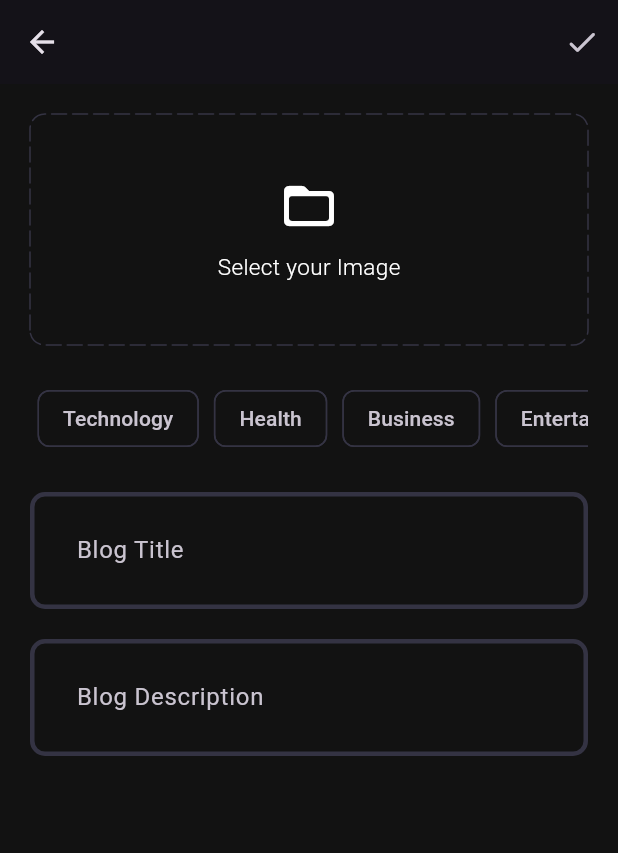
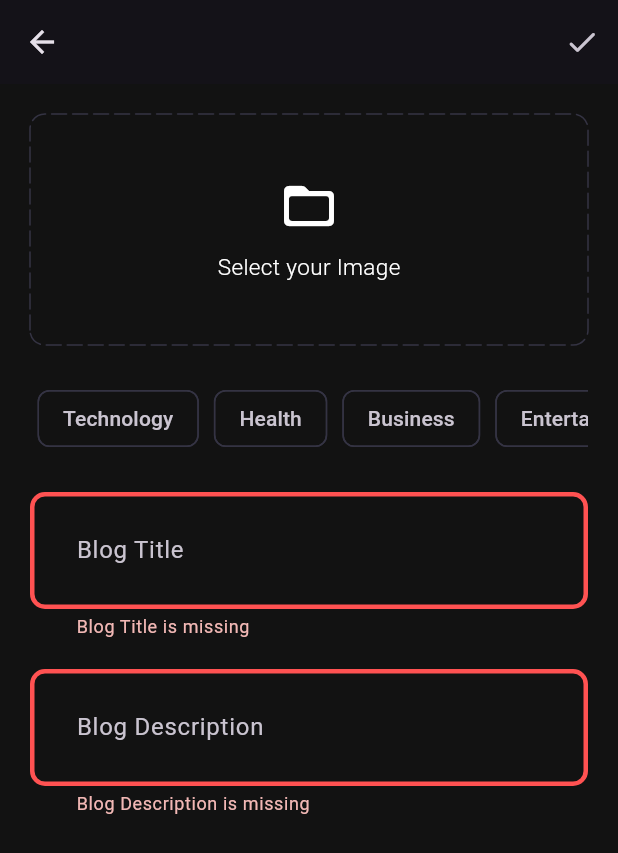
Before and after one commit to SauravHaldar04/BloggersHub, a Flutter app: the AddBlocPage screen opened directly, after a tap on the "done" icon, on a phone screen of 412 x 824 dp. Shown: the top 853 px of the screen. Run offline on Flutter 3.47's test engine with Material 3 defaults, Android fonts, the phone set to English and light mode, and no system bars; drawn by our look-alikes of dotted_border; our stand-ins replace file_picker, flutter_bloc, fpdart, get_it, image_picker, supabase_flutter; accounts and stored records are empty.

```diff
--- a/lib/core/theme/theme.dart
+++ b/lib/core/theme/theme.dart
@@ -10,13 +10,15 @@
     scaffoldBackgroundColor: Pallete.backgroundColor,
     inputDecorationTheme: InputDecorationTheme(
       contentPadding: EdgeInsets.all(27),
+      border: _border(Pallete.borderColor),
       focusedBorder: _border(Pallete.gradient2),
       enabledBorder: _border(Pallete.borderColor),
+      errorBorder: _border(Pallete.errorColor),
     ),
     chipTheme: const ChipThemeData(
-        backgroundColor: Pallete.backgroundColor,
-        side: BorderSide.none,
-        selectedColor: Pallete.gradient1,
-        ),
+      backgroundColor: Pallete.backgroundColor,
+      side: BorderSide.none,
+      selectedColor: Pallete.gradient1,
+    ),
   );
 }
--- /dev/null
+++ b/lib/features/blog/data/datasources/blog_remote_datasource.dart
@@ -0,0 +1,35 @@
+import 'dart:io';
+
+import 'package:bloggers_hub/core/error/server_exception.dart';
+import 'package:bloggers_hub/features/blog/data/models/blog_model.dart';
+import 'package:supabase_flutter/supabase_flutter.dart';
+
+abstract interface class BlogRemoteDatasource {
+  Future<BlogModel> uploadBlog(BlogModel blog);
+  Future<String> uploadBlogImage(BlogModel blog,File image);
+}
+
+class BlogRemoteDatasourceImpl implements BlogRemoteDatasource {
+  final SupabaseClient client;
+  BlogRemoteDatasourceImpl(this.client);
+  @override
+  Future<BlogModel> uploadBlog(BlogModel blog) async {
+    try{
+    final blogData = await client.from('blogs').insert(blog.toJson()).select();
+    return BlogModel.fromJson(blogData.first);
+    }catch(e){
+      throw ServerException(message: e.toString());
+    }
+  }
+
+  @override
+  Future<String> uploadBlogImage(BlogModel blog, File image) async{
+   try{
+    await client.storage.from('blog_images').upload(blog.id, image);
+    return client.storage.from('blog_images').getPublicUrl(blog.id);
+   }
+   catch(e){
+     throw ServerException(message: e.toString());
+   }
+  }
+}
--- /dev/null
+++ b/lib/features/blog/domain/entities/blog_entity.dart
@@ -0,0 +1,24 @@
+// ignore_for_file: public_member_api_docs, sort_constructors_first
+import 'dart:convert';
+
+class Blog {
+  final String id;
+  final String title;
+  final String content;
+  final String imageUrl;
+  final String posterId;
+  final DateTime updatedAt;
+  final List<String> topics;
+
+  Blog(
+      {required this.id,
+      required this.title,
+      required this.content,
+      required this.imageUrl,
+      required this.posterId,
+      required this.updatedAt,
+      required this.topics});
+
+
+
+}
--- /dev/null
+++ b/lib/features/blog/domain/repositories/blog_repository.dart
@@ -0,0 +1,17 @@
+
+
+import 'dart:io';
+
+import 'package:bloggers_hub/core/error/failure.dart';
+import 'package:bloggers_hub/features/blog/domain/entities/blog_entity.dart';
+import 'package:fpdart/fpdart.dart';
+
+abstract interface class BlogRepository {
+  Future<Either<Failure, Blog>> uploadBlog({
+    required String title,
+    required String content,
+    required String posterId,
+    required List<String> topics,
+    required File image
+  });
+  }
--- /dev/null
+++ b/lib/features/blog/domain/usecases/upload_blog.dart
@@ -0,0 +1,42 @@
+
+import 'dart:io';
+
+import 'package:fpdart/fpdart.dart';
+import 'package:bloggers_hub/core/usecase/usecase.dart';
+import 'package:bloggers_hub/core/error/failure.dart';
+import 'package:bloggers_hub/features/blog/domain/entities/blog_entity.dart';
+import 'package:bloggers_hub/features/blog/domain/repositories/blog_repository.dart';
+
+class UploadBlog implements Usecase<Blog, UploadBlogParams> {
+  final BlogRepository repository;
+
+  UploadBlog(this.repository);
+
+  @override
+  Future<Either<Failure, Blog>> call(UploadBlogParams params) async {
+    return await repository.uploadBlog(
+        title: params.title,
+        content: params.content,
+        image: params.image,
+        posterId: params.posterId,
+        topics: params.topics);
+  }
+}
+
+class UseCase {
+}
+
+class UploadBlogParams {
+  final String title;
+  final String content;
+  final String posterId;
+  final List<String> topics;
+  final File image;
+  UploadBlogParams({
+    required this.title,
+    required this.content,
+    required this.posterId,
+    required this.topics,
+    required this.image,
+  });
+}
--- /dev/null
+++ b/lib/features/blog/presentation/bloc/bloc/blog_bloc.dart
@@ -0,0 +1,29 @@
+import 'dart:io';
+import 'dart:math';
+
+import 'package:bloggers_hub/features/blog/domain/usecases/upload_blog.dart';
+import 'package:flutter/foundation.dart';
+import 'package:flutter_bloc/flutter_bloc.dart';
+part 'blog_event.dart';
+part 'blog_state.dart';
+
+class BlogBloc extends Bloc<BlogEvent, BlogState> {
+  UploadBlog uploadBlog;
+
+  BlogBloc(this.uploadBlog) : super(BlogInitial()) {
+    on<BlogEvent>((event, emit) => emit(BlogLoading()));
+    on<BlogUpload>(_onBlogUpload);
+  }
+  void _onBlogUpload(BlogUpload event, Emitter<BlogState> emit) async {
+    final res = await uploadBlog(UploadBlogParams(
+        title: event.title,
+        content: event.content,
+        image: event.image,
+        topics: event.topics,
+        posterId: event.posterId));
+    res.fold((l) {
+      emit(BlogFailure(l.message));
+      print(l.message);
+    }, (r) => emit(BlogSuccess()));
+  }
+}
--- /dev/null
+++ b/lib/features/blog/presentation/bloc/bloc/blog_event.dart
@@ -0,0 +1,13 @@
+part of 'blog_bloc.dart';
+
+@immutable
+sealed class BlogEvent {}
+
+class BlogUpload extends BlogEvent {
+  final String title;
+  final String content;
+  final File image;
+  final List<String> topics;
+  final String posterId;
+  BlogUpload(this.title, this.content, this.image, this.topics, this.posterId);
+}
--- /dev/null
+++ b/lib/features/blog/presentation/bloc/bloc/blog_state.dart
@@ -0,0 +1,15 @@
+part of 'blog_bloc.dart';
+
+@immutable
+sealed class BlogState {}
+
+final class BlogInitial extends BlogState {}
+
+final class BlogLoading extends BlogState {}
+
+final class BlogFailure extends BlogState {
+  final String message;
+  BlogFailure(this.message);
+}
+
+final class BlogSuccess extends BlogState {}
--- a/lib/features/blog/presentation/pages/add_bloc_page.dart
+++ b/lib/features/blog/presentation/pages/add_bloc_page.dart
@@ -1,12 +1,18 @@
 import 'dart:io';
 
+import 'package:bloggers_hub/core/common/cubits/auth_user/auth_user_cubit.dart';
 import 'package:bloggers_hub/core/common/utils/pickimage.dart';
+import 'package:bloggers_hub/core/common/utils/snackbar.dart';
+import 'package:bloggers_hub/core/common/widgets/loader.dart';
 import 'package:bloggers_hub/core/theme/app_pallete.dart';
+import 'package:bloggers_hub/features/blog/presentation/bloc/bloc/blog_bloc.dart';
+import 'package:bloggers_hub/features/blog/presentation/pages/blog_page.dart';
 import 'package:bloggers_hub/features/blog/presentation/widgets/blog_textfield.dart';
 import 'package:dotted_border/dotted_border.dart';
 import 'package:flutter/foundation.dart';
 import 'package:flutter/material.dart';
 import 'package:flutter/widgets.dart';
+import 'package:flutter_bloc/flutter_bloc.dart';
 
 class AddBlocPage extends StatefulWidget {
   const AddBlocPage({super.key});
@@ -33,15 +39,48 @@
   Widget build(BuildContext context) {
     TextEditingController titleController = TextEditingController();
     TextEditingController contentController = TextEditingController();
+    final formKey = GlobalKey<FormState>();
+    void uploadBlog() {
+      if (formKey.currentState!.validate() &&
+          image != null &&
+          selectedTopics.isNotEmpty) {
+        final posterId =
+            (context.read<AuthUserCubit>().state as AuthUserLoggedIn).user.id;
+        context.read<BlogBloc>().add(BlogUpload(titleController.text.trim(),
+            contentController.text.trim(), image!, selectedTopics, posterId));
+      }
+    }
+
     return Scaffold(
       appBar: AppBar(
         actions: [
-          IconButton(icon: const Icon(Icons.done_rounded), onPressed: () {})
+          IconButton(
+              icon: const Icon(Icons.done_rounded),
+              onPressed: () {
+                uploadBlog();
+              })
         ],
       ),
       body: SingleChildScrollView(
         child: Padding(
           padding: const EdgeInsets.all(20.0),
+          child: BlocConsumer<BlogBloc, BlogState>(
+            listener: (context, state) {
+              if (state is BlogFailure) {
+                showSnackbar(context, state.message);
+              }
+              if (state is BlogSuccess) {
+                showSnackbar(context, "Blog Uploaded Successfully");
+                Navigator.pushAndRemoveUntil(
+                    context, BlogPage.route(), (route) => false);
+              }
+            },
+            builder: (context, state) {
+              if (state is BlogLoading) {
+                return const Loader();
+              }
+              return Form(
+                key: formKey,
                 child: Column(
                   children: [
                     GestureDetector(
@@ -68,7 +107,7 @@
                               child: Container(
                                 width: double.infinity,
                                 height: 150,
-                          child: Column(
+                                child: const Column(
                                   crossAxisAlignment: CrossAxisAlignment.center,
                                   mainAxisAlignment: MainAxisAlignment.center,
                                   children: [
@@ -92,7 +131,7 @@
                     SingleChildScrollView(
                       scrollDirection: Axis.horizontal,
                       child: Row(
-                  children: [
+                        children: <String>[
                           "Technology",
                           "Health",
                           "Business",
@@ -152,8 +191,12 @@
                       height: 20,
                     ),
                     BlogTextfield(
-                  hintText: "Blog Description", controller: contentController),
+                        hintText: "Blog Description",
+                        controller: contentController),
                   ],
+                ),
+              );
+            },
           ),
         ),
       ),
--- a/lib/features/blog/presentation/pages/blog_page.dart
+++ b/lib/features/blog/presentation/pages/blog_page.dart
@@ -5,6 +5,7 @@
 import 'package:flutter/widgets.dart';
 
 class BlogPage extends StatelessWidget {
+  static route()=>MaterialPageRoute(builder: (_)=>const BlogPage());
   const BlogPage({super.key});
 
   @override
--- a/lib/features/blog/presentation/widgets/blog_textfield.dart
+++ b/lib/features/blog/presentation/widgets/blog_textfield.dart
@@ -21,6 +21,13 @@
         hintText: widget.hintText,
       ),
       maxLines: null,
+      validator: (value) {
+        if (value!.isEmpty) {
+          return '${widget.hintText} is missing';
+        }
+        return null;
+      },
     );
+
   }
 }
--- a/lib/main.dart
+++ b/lib/main.dart
@@ -3,6 +3,7 @@
 import 'package:bloggers_hub/features/auth/presentation/bloc/auth_bloc.dart';
 import 'package:bloggers_hub/features/auth/presentation/pages/login_page.dart';
 import 'package:bloggers_hub/features/auth/presentation/pages/sign_up_page.dart';
+import 'package:bloggers_hub/features/blog/presentation/bloc/bloc/blog_bloc.dart';
 import 'package:bloggers_hub/features/blog/presentation/pages/blog_page.dart';
 import 'package:bloggers_hub/init_dependencies.dart';
 import 'package:flutter/material.dart';
@@ -16,6 +17,7 @@
     providers: [
       BlocProvider(create: (_) => serviceLocator<AuthUserCubit>()),
       BlocProvider(create: (_) => serviceLocator<AuthBloc>()),
+      BlocProvider(create: (_) => serviceLocator<BlogBloc>()),
     ],
     child: const MyApp(),
   ));
--- a/pubspec.yaml
+++ b/pubspec.yaml
@@ -42,6 +42,7 @@
   dotted_border: ^2.1.0
   image_picker: ^1.1.2
   file_picker: ^8.0.7
+  uuid: ^4.4.2
 
 dev_dependencies:
   flutter_test:
```
Also changed, not shown: lib/features/blog/data/models/blog_model.dart (added, +61 -0 lines), lib/features/blog/data/repositories/blog_repository_impl.dart (added, +39 -0 lines), lib/init_dependencies.dart (+31 -0 lines), pubspec.lock. Lines whose indentation alone changed are shown as unchanged.
